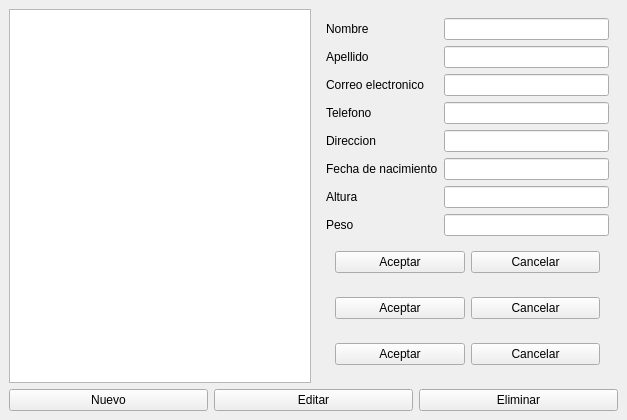
First picture: the form in base.ui, repository Ezequiel-CE/tp3-laboratorio-2, before the edit.
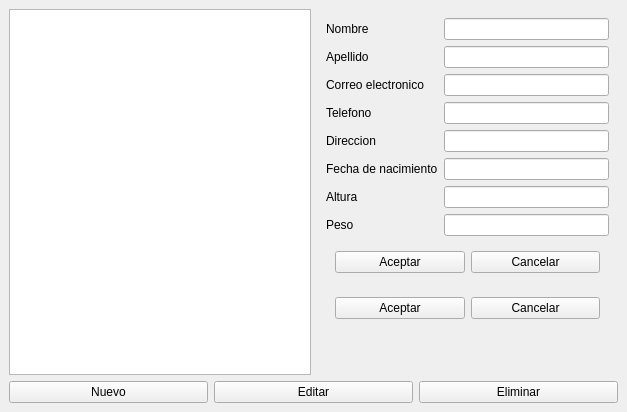
Second picture: the form after the edit.

The edit to the form file:
```diff
--- a/base.ui
+++ b/base.ui
@@ -146,29 +146,6 @@
            </layout>
           </widget>
          </item>
-         <item row="10" column="0" colspan="2">
-          <widget class="QWidget" name="confirm_panel_delete" native="true">
-           <property name="styleSheet">
-            <string notr="true">width:100%;</string>
-           </property>
-           <layout class="QHBoxLayout" name="horizontalLayout_5">
-            <item>
-             <widget class="QPushButton" name="aceptar_delete">
-              <property name="text">
-               <string>Aceptar</string>
-              </property>
-             </widget>
-            </item>
-            <item>
-             <widget class="QPushButton" name="cancelar_delete">
-              <property name="text">
-               <string>Cancelar</string>
-              </property>
-             </widget>
-            </item>
-           </layout>
-          </widget>
-         </item>
         </layout>
        </widget>
       </item>
```
